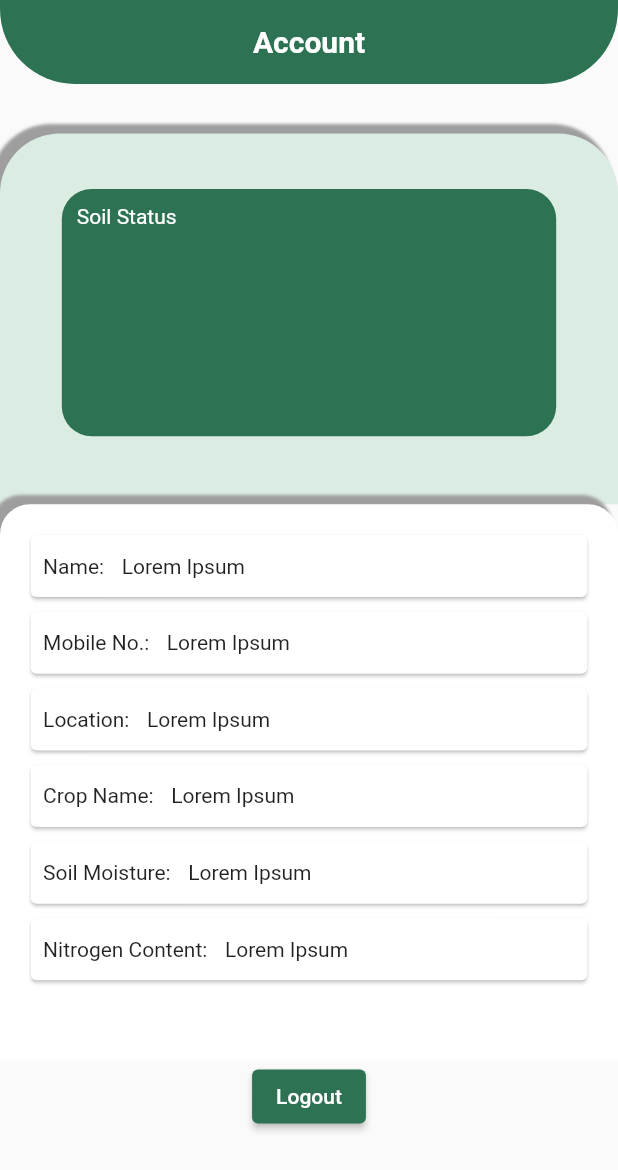
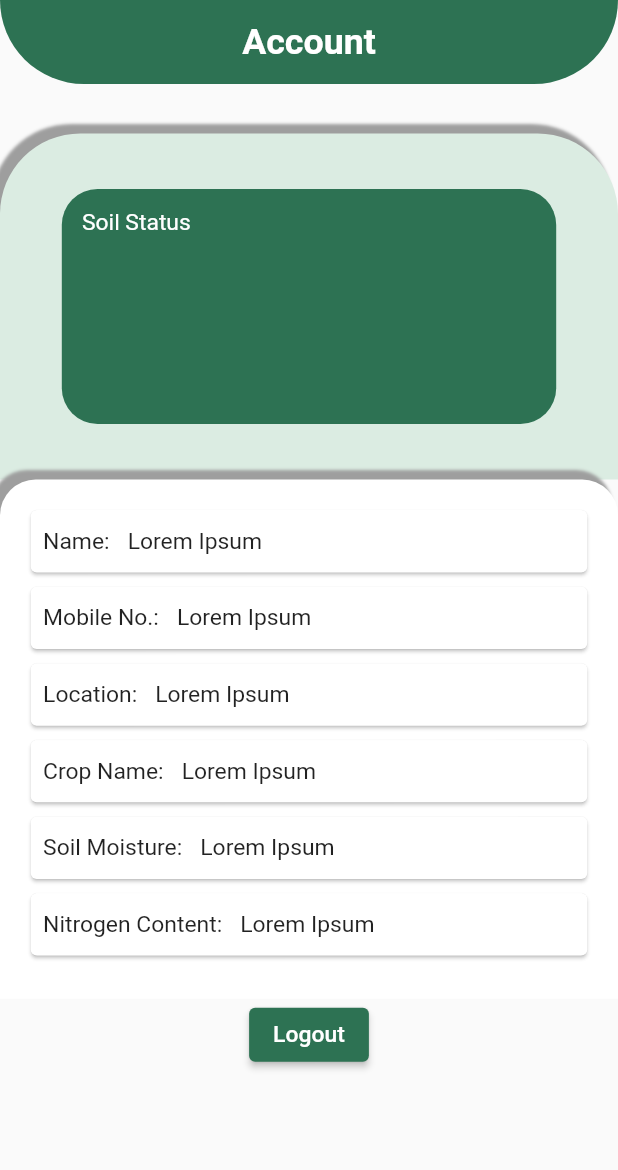
Before and after one commit to Krishi-Gyan/Krishi-Gyan-App, a Flutter app: the AccountPage screen opened directly, on a phone screen of 412 x 824 dp. Shown: the top 1170 px of the screen. Run offline on Flutter 3.47's test engine with Material 2 defaults, Android fonts, the phone set to English and light mode, and no system bars; our stand-ins replace carousel_slider, cloud_firestore, file_picker, firebase_auth, firebase_core, firebase_storage and 6 more; missing offline and left inert: menu_button; accounts and stored records are empty.

Commit message:
Made screens responsive

```diff
--- a/lib/bottom_navigation.dart
+++ b/lib/bottom_navigation.dart
@@ -1,11 +1,8 @@
 import 'package:flutter/material.dart';
-import 'package:krishi_gyan/screens/gyan.dart';
-import 'package:krishi_gyan/screens/recommendation.dart';
+import './screens/gyan_new.dart';
 import 'package:krishi_gyan/screens/recom_screen.dart';
-
 import 'screens/account_page.dart';
 import 'screens/mandi.dart';
-import 'package:responsive_sizer/responsive_sizer.dart';
 
 class BNB extends StatefulWidget {
   const BNB({Key? key}) : super(key: key);
--- a/lib/screens/account_page.dart
+++ b/lib/screens/account_page.dart
@@ -29,21 +29,21 @@ class _AccountPageState extends State<AccountPage> {
     return SafeArea(
       child: Scaffold(
         appBar: AppBar(
-          title: const Center(
+          title: Center(
             child: Text(
               'Account',
               style: TextStyle(
-                color: Colors.white,
-                fontWeight: FontWeight.w600,
-              ),
+                  color: Colors.white,
+                  fontWeight: FontWeight.w600,
+                  fontSize: 20.sp),
             ),
           ),
           backgroundColor: darkGreen,
           elevation: 0,
           automaticallyImplyLeading: false,
-          shape: const RoundedRectangleBorder(
+          shape: RoundedRectangleBorder(
             borderRadius: BorderRadius.vertical(
-              bottom: Radius.circular(50),
+              bottom: Radius.circular(50.sp),
             ),
           ),
         ),
@@ -54,15 +54,15 @@ class _AccountPageState extends State<AccountPage> {
                 height: 4.h,
               ),
               Container(
-                height: 30.h,
+                height: 28.h,
                 width: MediaQuery.of(context).size.width,
-                decoration: const BoxDecoration(
+                decoration: BoxDecoration(
                   color: lightGreen,
                   borderRadius: BorderRadius.only(
-                    topLeft: Radius.circular(40),
-                    topRight: Radius.circular(40),
+                    topLeft: Radius.circular(30.sp),
+                    topRight: Radius.circular(30.sp),
                   ),
-                  boxShadow: [
+                  boxShadow: const [
                     BoxShadow(
                       color: Colors.grey,
                       blurRadius: 1.0, // soften the shadow
@@ -79,20 +79,19 @@ class _AccountPageState extends State<AccountPage> {
                   child: Column(
                     children: [
                       Container(
-                        height: 20.h,
+                        height: 19.h,
                         width: MediaQuery.of(context).size.width * 0.8,
-                        padding: const EdgeInsets.all(10),
-                        decoration: const BoxDecoration(
+                        padding: EdgeInsets.all(15.sp),
+                        decoration: BoxDecoration(
                           color: darkGreen,
                           borderRadius: BorderRadius.all(
-                            Radius.circular(20),
+                            Radius.circular(20.sp),
                           ),
                         ),
-                        child: const Text(
+                        child: Text(
                           'Soil Status',
-                          style: TextStyle(
-                            color: Colors.white,
-                          ),
+                          style:
+                              TextStyle(color: Colors.white, fontSize: 16.sp),
                         ),
                       ),
                     ],
@@ -100,15 +99,15 @@ class _AccountPageState extends State<AccountPage> {
                 ),
               ),
               Container(
-                height: 45.h,
+                height: 42.h,
                 width: MediaQuery.of(context).size.width,
-                decoration: const BoxDecoration(
+                decoration: BoxDecoration(
                   color: Colors.white,
                   borderRadius: BorderRadius.only(
-                    topLeft: Radius.circular(20),
-                    topRight: Radius.circular(20),
+                    topLeft: Radius.circular(20.sp),
+                    topRight: Radius.circular(20.sp),
                   ),
-                  boxShadow: [
+                  boxShadow: const [
                     BoxShadow(
                       color: Colors.grey,
                       blurRadius: 1.0, // soften the shadow
@@ -133,11 +132,17 @@ class _AccountPageState extends State<AccountPage> {
                               padding: EdgeInsets.all(2.w),
                               child: Row(
                                 children: [
-                                  const Text('Name: '),
+                                  Text(
+                                    'Name: ',
+                                    style: TextStyle(fontSize: 16.sp),
+                                  ),
                                   SizedBox(
                                     width: 2.w,
                                   ),
-                                  Text(e['name']),
+                                  Text(
+                                    e['name'],
+                                    style: TextStyle(fontSize: 16.sp),
+                                  ),
                                 ],
                               ),
                             ),
@@ -153,11 +158,17 @@ class _AccountPageState extends State<AccountPage> {
                               padding: EdgeInsets.all(2.w),
                               child: Row(
                                 children: [
-                                  const Text('Mobile No.: '),
+                                  Text(
+                                    'Mobile No.: ',
+                                    style: TextStyle(fontSize: 16.sp),
+                                  ),
                                   SizedBox(
                                     width: 2.w,
                                   ),
-                                  Text(e['mobile']),
+                                  Text(
+                                    e['mobile'],
+                                    style: TextStyle(fontSize: 16.sp),
+                                  ),
                                 ],
                               ),
                             ),
@@ -173,11 +184,17 @@ class _AccountPageState extends State<AccountPage> {
                               padding: EdgeInsets.all(2.w),
                               child: Row(
                                 children: [
-                                  const Text('Location: '),
+                                  Text(
+                                    'Location: ',
+                                    style: TextStyle(fontSize: 16.sp),
+                                  ),
                                   SizedBox(
                                     width: 2.w,
                                   ),
-                                  Text(e['location']),
+                                  Text(
+                                    e['location'],
+                                    style: TextStyle(fontSize: 16.sp),
+                                  ),
                                 ],
                               ),
                             ),
@@ -193,11 +210,17 @@ class _AccountPageState extends State<AccountPage> {
                               padding: EdgeInsets.all(2.w),
                               child: Row(
                                 children: [
-                                  const Text('Crop Name: '),
+                                  Text(
+                                    'Crop Name: ',
+                                    style: TextStyle(fontSize: 16.sp),
+                                  ),
                                   SizedBox(
                                     width: 2.w,
                                   ),
-                                  Text(e['crop']),
+                                  Text(
+                                    e['crop'],
+                                    style: TextStyle(fontSize: 16.sp),
+                                  ),
                                 ],
                               ),
                             ),
@@ -213,11 +236,17 @@ class _AccountPageState extends State<AccountPage> {
                               padding: EdgeInsets.all(2.w),
                               child: Row(
                                 children: [
-                                  const Text('Soil Moisture: '),
+                                  Text(
+                                    'Soil Moisture: ',
+                                    style: TextStyle(fontSize: 16.sp),
+                                  ),
                                   SizedBox(
                                     width: 2.w,
                                   ),
-                                  Text(e['soilMoisture']),
+                                  Text(
+                                    e['soilMoisture'],
+                                    style: TextStyle(fontSize: 16.sp),
+                                  ),
                                 ],
                               ),
                             ),
@@ -233,11 +262,17 @@ class _AccountPageState extends State<AccountPage> {
                               padding: EdgeInsets.all(2.w),
                               child: Row(
                                 children: [
-                                  const Text('Nitrogen Content: '),
+                                  Text(
+                                    'Nitrogen Content: ',
+                                    style: TextStyle(fontSize: 16.sp),
+                                  ),
                                   SizedBox(
                                     width: 2.w,
                                   ),
-                                  Text(e['nitrogenContent']),
+                                  Text(
+                                    e['nitrogenContent'],
+                                    style: TextStyle(fontSize: 16.sp),
+                                  ),
                                 ],
                               ),
                             ),
@@ -260,11 +295,14 @@ class _AccountPageState extends State<AccountPage> {
                       .whenComplete(() => Navigator.pushAndRemoveUntil(
                           context,
                           MaterialPageRoute(
-                            builder: (context) => MainApp(),
+                            builder: (context) => const MainApp(),
                           ),
                           (route) => false));
                 },
-                child: Text("Logout"),
+                child: Text(
+                  "Logout",
+                  style: TextStyle(fontSize: 16.sp),
+                ),
                 style: ElevatedButton.styleFrom(backgroundColor: darkGreen),
               ),
             ],
```
Also changed, not shown: lib/screens/gyan_new.dart (+85 -83 lines), lib/screens/mandi.dart (+35 -39 lines), lib/widgets/cards.dart (+51 -27 lines).
